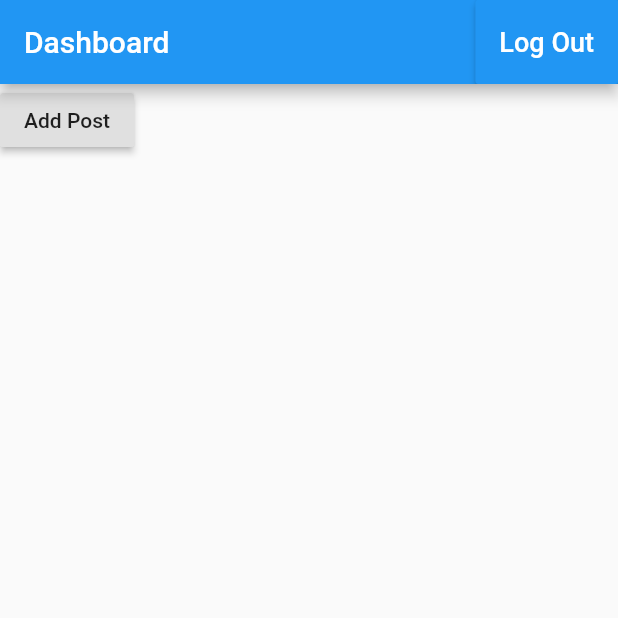
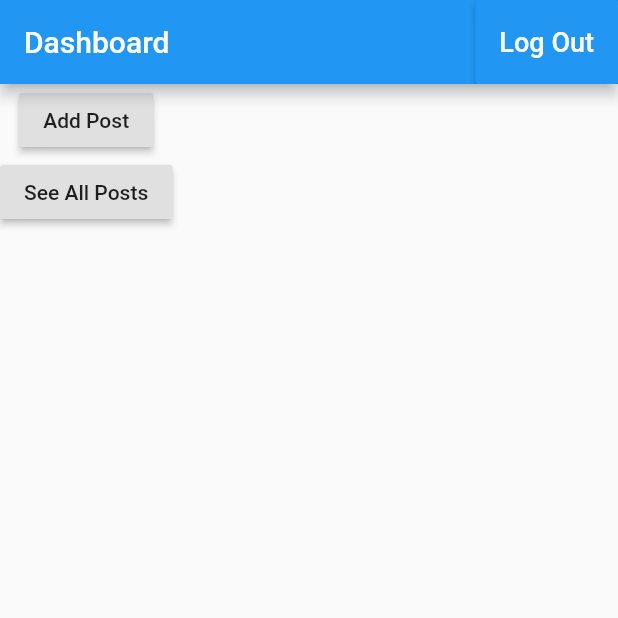
Before and after one commit to development1soft/flutter_course, a Flutter app: the DashboardScreen screen opened directly, on a phone screen of 412 x 824 dp, the top half of it. Run offline on Flutter 3.47's test engine with Material 2 defaults, Android fonts, the phone set to English and light mode, and no system bars; our stand-ins replace cloud_firestore, firebase_auth, firebase_messaging; accounts and stored records are empty.

Commit message:
Read And Update Operations Finished Successfully

```diff
--- a/lib/dashboard.dart
+++ b/lib/dashboard.dart
@@ -2,6 +2,7 @@ import 'package:firebase_auth/firebase_auth.dart';
 import 'package:flutter/material.dart';
 import 'package:flutter_with_firebase/add_post.dart';
 import 'package:flutter_with_firebase/login.dart';
+import 'package:flutter_with_firebase/posts.dart';
 
 
 class DashboardScreen extends StatelessWidget{
@@ -23,14 +24,25 @@ class DashboardScreen extends StatelessWidget{
         ],
       ),
       body: Container(
-        child: RaisedButton(
+        child: Column(
+          children: <Widget>[
+            RaisedButton(
+              child: Text('Add Post'),
 
-          child: Text('Add Post'),
+              onPressed:(){
+                  Navigator.pushReplacement(context, MaterialPageRoute(builder: (context) => AddPost()));
+              }
 
-          onPressed:(){
-              Navigator.pushReplacement(context, MaterialPageRoute(builder: (context) => AddPost()));
-          }
+            ),
+            RaisedButton(
+              child: Text('See All Posts'),
 
+              onPressed:(){
+                  Navigator.pushReplacement(context, MaterialPageRoute(builder: (context) => PostsScreen()));
+              }
+
+            ),
+          ],
         ),
       ),
     );
```
Also changed, not shown: lib/add_post.dart (+14 -0 lines), lib/posts.dart (added, +45 -0 lines).
